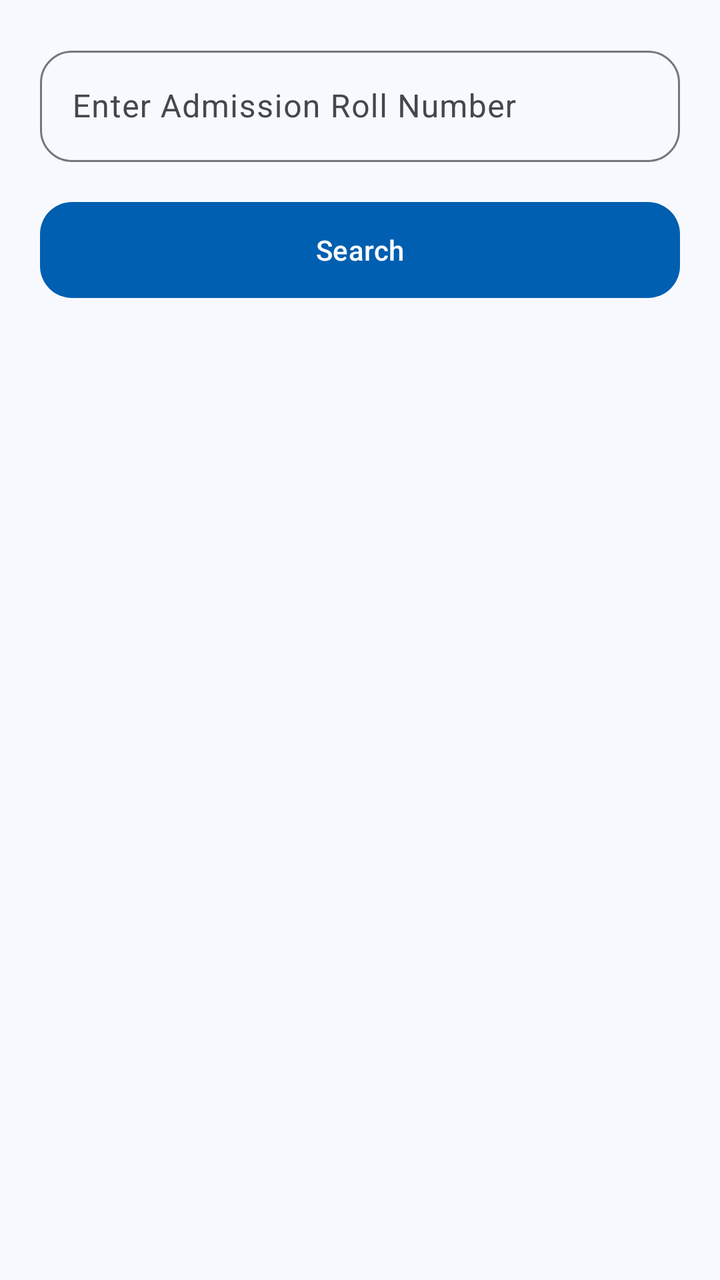
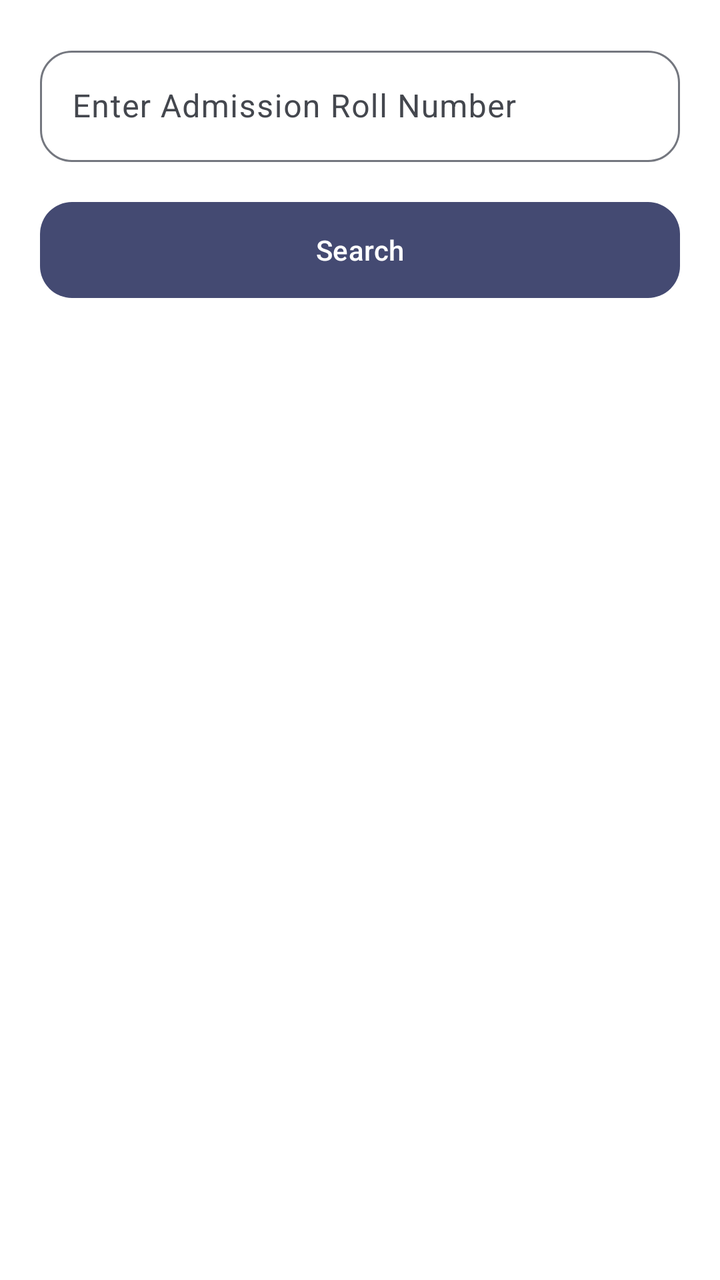

The first picture is an Android layout as it rendered before a commit; the second is the same layout after the commit. The layout source and the unified diff follow.
<!-- AndroidManifest.xml: application theme Theme.MyDUET -->
<!-- res/layout/fragment_seat_plan.xml -->
<?xml version="1.0" encoding="utf-8"?>
<androidx.core.widget.NestedScrollView xmlns:android="http://schemas.android.com/apk/res/android"
    xmlns:app="http://schemas.android.com/apk/res-auto"
    android:layout_width="match_parent"
    android:layout_height="match_parent"
    android:fillViewport="true">

    <LinearLayout
        android:layout_width="match_parent"
        android:layout_height="wrap_content"
        android:orientation="vertical"
        android:padding="20dp">

        <com.google.android.material.textfield.TextInputLayout
            style="@style/Widget.Material3.TextInputLayout.OutlinedBox"
            android:layout_width="match_parent"
            android:layout_height="wrap_content"
            android:hint="@string/enter_roll_hint"
            app:boxCornerRadiusBottomEnd="16dp"
            app:boxCornerRadiusBottomStart="16dp"
            app:boxCornerRadiusTopEnd="16dp"
            app:boxCornerRadiusTopStart="16dp">

            <com.google.android.material.textfield.TextInputEditText
                android:id="@+id/etRollNumber"
                android:layout_width="match_parent"
                android:layout_height="wrap_content"
                android:inputType="number" />
        </com.google.android.material.textfield.TextInputLayout>

        <com.google.android.material.button.MaterialButton
            android:id="@+id/btnSearch"
            android:layout_width="match_parent"
            android:layout_height="56dp"
            android:layout_marginTop="16dp"
            android:text="@string/search"
            app:cornerRadius="16dp" />

        <ProgressBar
            android:id="@+id/progressBar"
            android:layout_width="wrap_content"
            android:layout_height="wrap_content"
            android:layout_gravity="center"
            android:layout_marginTop="32dp"
            android:visibility="gone" />

        <TextView
            android:id="@+id/tvError"
            android:layout_width="match_parent"
            android:layout_height="wrap_content"
            android:layout_marginTop="24dp"
            android:textAlignment="center"
            android:textColor="@color/error"
            android:visibility="gone" />

        <com.google.android.material.card.MaterialCardView
            android:id="@+id/cardResult"
            style="@style/Widget.MyDUET.PremiumCard"
            android:layout_width="match_parent"
            android:layout_height="wrap_content"
            android:layout_marginTop="32dp"
            android:visibility="gone">

            <LinearLayout
                android:layout_width="match_parent"
                android:layout_height="wrap_content"
                android:orientation="vertical"
                android:padding="24dp">

                <TextView
                    android:id="@+id/tvName"
                    android:layout_width="wrap_content"
                    android:layout_height="wrap_content"
                    android:textColor="?attr/colorOnSurface"
                    android:textSize="20sp"
                    android:textStyle="bold" />

                <TextView
                    android:id="@+id/tvRoll"
                    android:layout_width="wrap_content"
                    android:layout_height="wrap_content"
                    android:layout_marginTop="4dp"
                    android:textColor="?attr/colorOnSurfaceVariant"
                    android:textSize="14sp" />

                <View
                    android:layout_width="match_parent"
                    android:layout_height="1dp"
                    android:layout_marginVertical="16dp"
                    android:background="@color/divider" />

                <include
                    android:id="@+id/rowCenter"
                    layout="@layout/layout_info_row" />

                <include
                    android:id="@+id/rowBuilding"
                    layout="@layout/layout_info_row" />

                <include
                    android:id="@+id/rowRoom"
                    layout="@layout/layout_info_row" />

                <include
                    android:id="@+id/rowSeat"
                    layout="@layout/layout_info_row" />

                <include
                    android:id="@+id/rowTime"
                    layout="@layout/layout_info_row" />

            </LinearLayout>
        </com.google.android.material.card.MaterialCardView>

    </LinearLayout>
</androidx.core.widget.NestedScrollView>
<!-- res/layout/layout_info_row.xml (included above) -->
<?xml version="1.0" encoding="utf-8"?>
<LinearLayout xmlns:android="http://schemas.android.com/apk/res/android"
    android:layout_width="match_parent"
    android:layout_height="wrap_content"
    android:orientation="horizontal"
    android:paddingVertical="8dp">

    <TextView
        android:id="@+id/tvLabel"
        android:layout_width="0dp"
        android:layout_height="wrap_content"
        android:layout_weight="1"
        android:textColor="?attr/colorOnSurfaceVariant"
        android:textSize="14sp" />

    <TextView
        android:id="@+id/tvValue"
        android:layout_width="wrap_content"
        android:layout_height="wrap_content"
        android:textColor="?attr/colorOnSurface"
        android:textSize="14sp"
        android:textStyle="bold" />
</LinearLayout>
<!-- resources referenced by this layout -->
<resources>
  <color name="divider">#F1F3F9</color>
  <color name="error">#B00020</color>
  <string name="enter_roll_hint">Enter Admission Roll Number</string>
  <string name="search">Search</string>
  <style name="Widget.MyDUET.PremiumCard" parent="Widget.Material3.CardView.Elevated">
          <item name="cardCornerRadius">24dp</item>
          <item name="cardElevation">0dp</item> 
          <item name="cardBackgroundColor">?attr/colorSurface</item>
          <item name="strokeColor">?attr/colorOutline</item>
          <item name="strokeWidth">1dp</item>
      </style>
  <style name="Theme.MyDUET" parent="Base.Theme.MyDUET">
          <item name="android:windowAnimationStyle">@style/ActivityAnimation</item>
      </style>
  <style name="Base.Theme.MyDUET" parent="Theme.Material3.DayNight.NoActionBar">
          
          <item name="colorPrimary">@color/md_theme_light_primary</item>
          <item name="colorOnPrimary">@color/md_theme_light_onPrimary</item>
          <item name="colorPrimaryContainer">@color/md_theme_light_primaryContainer</item>
          <item name="colorOnPrimaryContainer">@color/md_theme_light_onPrimaryContainer</item>
  
          <item name="colorSecondary">@color/md_theme_light_secondary</item>
          <item name="colorOnSecondary">@color/md_theme_light_onSecondary</item>
          <item name="colorSecondaryContainer">@color/md_theme_light_secondaryContainer</item>
          <item name="colorOnSecondaryContainer">@color/md_theme_light_onSecondaryContainer</item>
  
          <item name="android:windowBackground">@color/md_theme_light_background</item>
          <item name="colorSurface">@color/md_theme_light_surface</item>
          <item name="colorOnSurface">@color/md_theme_light_onSurface</item>
          <item name="colorSurfaceVariant">@color/md_theme_light_surfaceVariant</item>
          <item name="colorOnSurfaceVariant">@color/md_theme_light_onSurfaceVariant</item>
          <item name="colorOutline">@color/md_theme_light_outline</item>
  
          
          <item name="android:statusBarColor">@color/md_theme_light_background</item>
          <item name="android:windowLightStatusBar">true</item>
  
          
          <item name="textAppearanceHeadlineLarge">@style/TextAppearance.MyDUET.HeadlineLarge</item>
          <item name="textAppearanceTitleLarge">@style/TextAppearance.MyDUET.TitleLarge</item>
          <item name="textAppearanceBodyLarge">@style/TextAppearance.MyDUET.BodyLarge</item>
      </style>
  <color name="md_theme_light_primary">#005FB0</color>
  <color name="md_theme_light_onPrimary">#FFFFFF</color>
  <color name="md_theme_light_primaryContainer">#D5E3FF</color>
  <color name="md_theme_light_onPrimaryContainer">#001C3B</color>
  <color name="md_theme_light_secondary">#565E71</color>
  <color name="md_theme_light_onSecondary">#FFFFFF</color>
  <color name="md_theme_light_secondaryContainer">#DAE2F9</color>
  <color name="md_theme_light_onSecondaryContainer">#131C2C</color>
  <color name="md_theme_light_background">#F8F9FF</color>
  <color name="md_theme_light_surface">#FFFFFF</color>
  <color name="md_theme_light_onSurface">#1A1C1E</color>
  <color name="md_theme_light_surfaceVariant">#E0E2EC</color>
  <color name="md_theme_light_onSurfaceVariant">#44474E</color>
  <color name="md_theme_light_outline">#74777F</color>
  <style name="TextAppearance.MyDUET.HeadlineLarge" parent="TextAppearance.Material3.HeadlineLarge">
          <item name="android:textStyle">bold</item>
          <item name="android:textColor">?attr/colorOnSurface</item>
      </style>
  <style name="TextAppearance.MyDUET.TitleLarge" parent="TextAppearance.Material3.TitleLarge">
          <item name="android:textStyle">bold</item>
          <item name="android:textColor">?attr/colorOnSurface</item>
      </style>
  <style name="TextAppearance.MyDUET.BodyLarge" parent="TextAppearance.Material3.BodyLarge">
          <item name="android:textColor">?attr/colorOnSurfaceVariant</item>
      </style>
  <!-- unchanged entries left out for length: 1 -->
</resources>

<!-- the commit's change to res/layout/fragment_seat_plan.xml (unified diff, before → after) -->
@@ -90,6 +90,10 @@
                     android:background="@color/divider" />
 
                 <include
+                    android:id="@+id/rowFatherName"
+                    layout="@layout/layout_info_row" />
+
+                <include
                     android:id="@+id/rowCenter"
                     layout="@layout/layout_info_row" />
 
<!-- resource entries referenced after the edit -->
@@ -1,7 +1,7 @@
 <!-- resources referenced by this layout -->
 <resources>
   <color name="divider">#F1F3F9</color>
-  <color name="error">#B00020</color>
+  <color name="error">#444A72</color>
   <string name="enter_roll_hint">Enter Admission Roll Number</string>
   <string name="search">Search</string>
   <style name="Widget.MyDUET.PremiumCard" parent="Widget.Material3.CardView.Elevated">
@@ -34,26 +34,26 @@
           <item name="colorOutline">@color/md_theme_light_outline</item>
   
           
-          <item name="android:statusBarColor">@color/md_theme_light_background</item>
-          <item name="android:windowLightStatusBar">true</item>
+          <item name="android:statusBarColor">?attr/colorPrimary</item>
+          <item name="android:windowLightStatusBar">false</item>
   
           
           <item name="textAppearanceHeadlineLarge">@style/TextAppearance.MyDUET.HeadlineLarge</item>
           <item name="textAppearanceTitleLarge">@style/TextAppearance.MyDUET.TitleLarge</item>
           <item name="textAppearanceBodyLarge">@style/TextAppearance.MyDUET.BodyLarge</item>
       </style>
-  <color name="md_theme_light_primary">#005FB0</color>
+  <color name="md_theme_light_primary">#444A72</color>
   <color name="md_theme_light_onPrimary">#FFFFFF</color>
-  <color name="md_theme_light_primaryContainer">#D5E3FF</color>
-  <color name="md_theme_light_onPrimaryContainer">#001C3B</color>
-  <color name="md_theme_light_secondary">#565E71</color>
+  <color name="md_theme_light_primaryContainer">#DCE0EE</color>
+  <color name="md_theme_light_onPrimaryContainer">#14182B</color>
+  <color name="md_theme_light_secondary">#088BB3</color>
   <color name="md_theme_light_onSecondary">#FFFFFF</color>
-  <color name="md_theme_light_secondaryContainer">#DAE2F9</color>
-  <color name="md_theme_light_onSecondaryContainer">#131C2C</color>
-  <color name="md_theme_light_background">#F8F9FF</color>
+  <color name="md_theme_light_secondaryContainer">#D7EFF7</color>
+  <color name="md_theme_light_onSecondaryContainer">#00202C</color>
+  <color name="md_theme_light_background">#FFFFFF</color>
   <color name="md_theme_light_surface">#FFFFFF</color>
   <color name="md_theme_light_onSurface">#1A1C1E</color>
-  <color name="md_theme_light_surfaceVariant">#E0E2EC</color>
+  <color name="md_theme_light_surfaceVariant">#E2E4EE</color>
   <color name="md_theme_light_onSurfaceVariant">#44474E</color>
   <color name="md_theme_light_outline">#74777F</color>
   <style name="TextAppearance.MyDUET.HeadlineLarge" parent="TextAppearance.Material3.HeadlineLarge">
